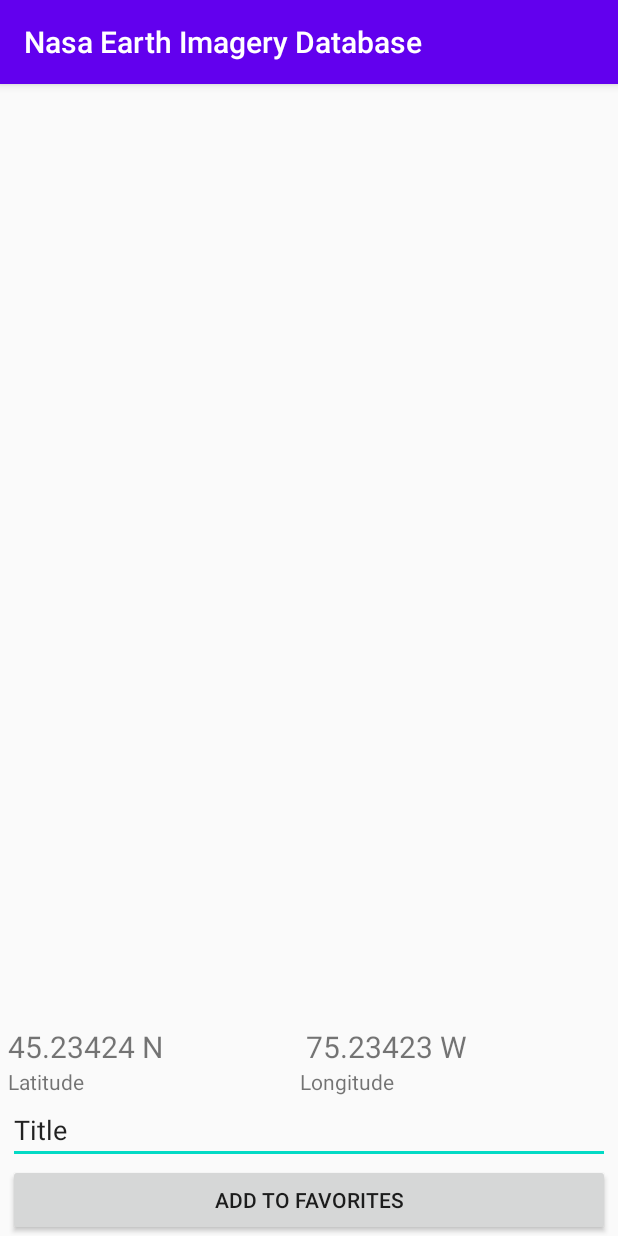
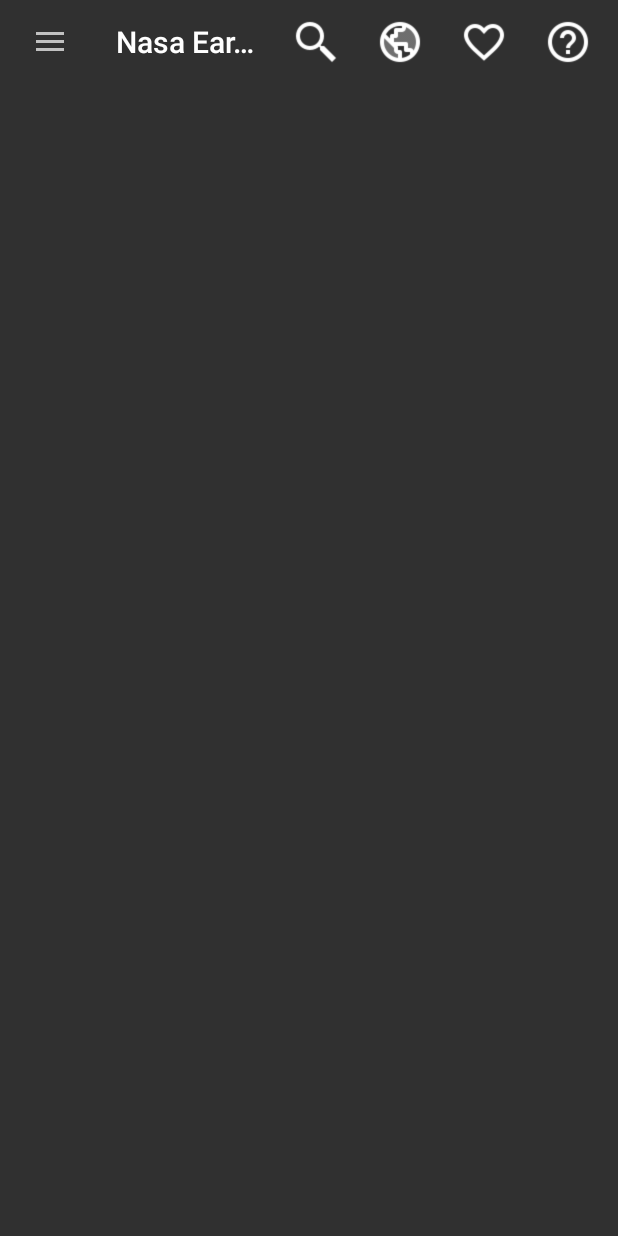
Before and after one commit to leun0090/nasa_earth_imagery_database, an Android app: the Activity2 screen opened directly, with no data from a screen before it, on a phone screen of 412 x 824 dp. Run offline under Robolectric (Android 15) with nearby library versions, the phone set to English and light mode, and no system bars.

Commit message:
Activity 2 - Add Toolbar and navigation drawer

```diff
--- a/app/build.gradle
+++ b/app/build.gradle
@@ -20,15 +20,19 @@ android {
             proguardFiles getDefaultProguardFile('proguard-android-optimize.txt'), 'proguard-rules.pro'
         }
     }
+    compileOptions {
+        targetCompatibility = 1.8
+    }
 
 }
 
 dependencies {
     implementation fileTree(dir: 'libs', include: ['*.jar'])
-
+    implementation 'com.google.android.material:material:1.0.0'
     implementation 'androidx.appcompat:appcompat:1.1.0'
     implementation 'androidx.constraintlayout:constraintlayout:1.1.3'
     testImplementation 'junit:junit:4.12'
     androidTestImplementation 'androidx.test.ext:junit:1.1.1'
     androidTestImplementation 'androidx.test.espresso:espresso-core:3.2.0'
+    implementation 'com.android.support:design:27.1.1'
 }
--- a/app/src/main/AndroidManifest.xml
+++ b/app/src/main/AndroidManifest.xml
@@ -11,7 +11,7 @@
         android:roundIcon="@mipmap/ic_launcher_round"
         android:supportsRtl="true"
         android:theme="@style/AppTheme">
-        <activity android:name=".Activity2"></activity>
+        <activity android:name=".Activity2" />
         <activity android:name=".MainActivity">
             <intent-filter>
                 <action android:name="android.intent.action.MAIN" />
--- a/app/src/main/java/com/example/nasaearthimagerydatabase/Activity2.java
+++ b/app/src/main/java/com/example/nasaearthimagerydatabase/Activity2.java
@@ -1,15 +1,28 @@
 package com.example.nasaearthimagerydatabase;
 
+import androidx.appcompat.app.ActionBarDrawerToggle;
+import androidx.appcompat.app.AlertDialog;
 import androidx.appcompat.app.AppCompatActivity;
+import androidx.appcompat.widget.Toolbar;
+import androidx.core.view.GravityCompat;
+import androidx.drawerlayout.widget.DrawerLayout;
 
+import android.content.DialogInterface;
+import android.content.Intent;
 import android.graphics.Bitmap;
 import android.graphics.BitmapFactory;
 import android.os.AsyncTask;
 import android.os.Bundle;
 import android.util.Log;
+import android.view.Menu;
+import android.view.MenuInflater;
+import android.view.MenuItem;
 import android.view.View;
+import android.widget.Button;
 import android.widget.ImageView;
 import android.widget.ProgressBar;
+import android.widget.TextView;
+import android.widget.Toast;
 
 import org.xmlpull.v1.XmlPullParser;
 import org.xmlpull.v1.XmlPullParserException;
@@ -20,111 +33,232 @@ import java.io.InputStream;
 import java.net.HttpURLConnection;
 import java.net.URL;
 
-public class Activity2 extends AppCompatActivity {
+import com.google.android.material.navigation.NavigationView;
+import com.google.android.material.snackbar.Snackbar;
 
-    private static final String TAG = "WeatherForecast";
 
-    private static final String urlMaptest = "http://dev.virtualearth.net/REST/V1/Imagery/Map/Birdseye/45.4215,-75.6972/18?dir=0&ms=500,500&key=At7y4aOtMy4Uopf8cD8cu_um0-YGyp5nlzPLLDBxLmgDN4o6DUkvk0ZTs4QpYh1O";
+public class Activity2 extends AppCompatActivity implements NavigationView.OnNavigationItemSelectedListener  {
 
-    private static final String urlMap = "https://dev.virtualearth.net/REST/V1/Imagery/Metadata/Aerial/45.4215,-75.6972?zl=18&o=xml&ms=500,500&key=At7y4aOtMy4Uopf8cD8cu_um0-YGyp5nlzPLLDBxLmgDN4o6DUkvk0ZTs4QpYh1O";
+    private static final String TAG = "Activity 2";
+
+    String latitude = "43.6532";
+    String longitude = "-79.3832";
+
+    String urlMap = "https://dev.virtualearth.net/REST/V1/Imagery/Metadata/Aerial/"+ latitude +"," + longitude + "?zl=18&o=xml&ms=500,500&key=At7y4aOtMy4Uopf8cD8cu_um0-YGyp5nlzPLLDBxLmgDN4o6DUkvk0ZTs4QpYh1O";
     ProgressBar progressBar;
     ImageView mapView;
     Bitmap image = null;
+
+    String imageUrl;
+
+    TextView longitudeTextView;
+    TextView latitudeTextView;
+
+    Button favoriteButton;
 
     @Override
     protected void onCreate(Bundle savedInstanceState) {
         super.onCreate(savedInstanceState);
         setContentView(R.layout.activity_2);
 
-        progressBar = (ProgressBar)findViewById(R.id.progressBar);
-        progressBar.setVisibility(View.VISIBLE);
-
-        mapView = (ImageView) findViewById(R.id.mapView);
+//        progressBar = (ProgressBar)findViewById(R.id.progressBar);
+//        progressBar.setVisibility(View.VISIBLE);
+//
+//        mapView = (ImageView) findViewById(R.id.mapView);
+//        latitudeTextView = (TextView) findViewById(R.id.latitudeTextView);
+//        longitudeTextView = (TextView) findViewById(R.id.longitudeTextView);
+//
+//
+//        MapQuery req = new MapQuery();
+//        req.execute(urlMap);
+//
+//
+//        favoriteButton = (Button) findViewById(R.id.favoriteButton);
+//        favoriteButton.setOnClickListener(new View.OnClickListener() {
+//            @Override
+//            public void onClick(View v) {
+//                Snackbar.make(favoriteButton, "Your map location has been favorited", Snackbar.LENGTH_LONG)
+//                        .show();
+//            }
+//
+//        });
+//
 
 
-        MapQuery req = new MapQuery();
-        req.execute(urlMap);
+        //This gets the toolbar from the layout:
+        Toolbar tBar = findViewById(R.id.toolbar);
+
+        //This loads the toolbar, which calls onCreateOptionsMenu below:
+        setSupportActionBar(tBar);
+
+
+        //For NavigationDrawer:
+        DrawerLayout drawer = findViewById(R.id.drawer_layout);
+        ActionBarDrawerToggle toggle = new ActionBarDrawerToggle(this,
+                drawer, tBar, R.string.open, R.string.close);
+        drawer.addDrawerListener(toggle);
+        toggle.syncState();
+
+        NavigationView navigationView = findViewById(R.id.nav_view);
+        navigationView.setNavigationItemSelectedListener(this);
 
     }
 
-    private class MapQuery extends AsyncTask<String, Integer, String>
-    {
-        protected void onPreExecute() {
+//    private class MapQuery extends AsyncTask<String, Integer, String>
+//    {
+//        protected void onPreExecute() {
+//            longitudeTextView.setVisibility(View.GONE);
+//            latitudeTextView.setVisibility(View.GONE);
+//        }
+//
+//        @Override
+//        protected String doInBackground(String... args) {
+//
+//            try {
+//
+//                URL url = new URL(urlMap);
+//                HttpURLConnection urlConnection = (HttpURLConnection) url.openConnection();
+//                urlConnection.connect();
+//                InputStream response = urlConnection.getInputStream();
+//
+//
+//                // TEMPERATURE
+//                XmlPullParserFactory factory = XmlPullParserFactory.newInstance();
+//                factory.setNamespaceAware(false);
+//                XmlPullParser xpp = factory.newPullParser();
+//                xpp.setInput( response  , "UTF-8");
+//
+//                String parameter = null;
+//                int eventType = xpp.getEventType(); //The parser is currently at START_DOCUMENT
+//
+//
+//                while(eventType != XmlPullParser.END_DOCUMENT) {
+//                    if(eventType == XmlPullParser.START_TAG) {
+//                        if(xpp.getName().equals("ImageUrl"))
+//                        {
+//                            imageUrl = xpp.nextText();
+//                            Log.i(TAG, "imageUrl" + imageUrl);
+//                            publishProgress(50);
+//
+//                        }
+//                    }
+//                    eventType = xpp.next(); //move to the next xml event and store it in a variable
+//                }
+//
+//
+//                URL iconUrl = new URL(imageUrl);
+//                HttpURLConnection iconConnection = (HttpURLConnection) iconUrl.openConnection();
+//                iconConnection.connect();
+//                int responseCode = iconConnection.getResponseCode();
+//                if (responseCode == 200) {
+//                    image = BitmapFactory.decodeStream(iconConnection.getInputStream());
+//                }
+//
+//            }
+//            catch (Exception e) {
+//                e.printStackTrace();
+//                Log.i(TAG, "Error");
+//            }
+//
+//
+//            return null;
+//        }
+//
+//        public void onProgressUpdate(Integer ... args) {
+//            progressBar.setVisibility(View.VISIBLE);
+//            progressBar.setProgress(args[0]);
+//
+//        }
+//
+//        public void onPostExecute(String fromDoInBackground) {
+//            progressBar.setVisibility(View.GONE);
+//
+//            longitudeTextView.setVisibility(View.VISIBLE);
+//            latitudeTextView.setVisibility(View.VISIBLE);
+//
+//            longitudeTextView.setText(longitude);
+//            latitudeTextView.setText(latitude);
+//
+//            mapView.setImageBitmap(image);
+//        }
+//    }
 
+
+
+
+// TOOLBAR
+    @Override
+    public boolean onCreateOptionsMenu(Menu menu) {
+        // Inflate the menu items for use in the action bar
+        MenuInflater inflater = getMenuInflater();
+        inflater.inflate(R.menu.top_menu, menu);
+
+        return true;
     }
 
     @Override
-        protected String doInBackground(String... args) {
+    public boolean onOptionsItemSelected(MenuItem item) {
+        String message = null;
+        switch(item.getItemId()) {
+            case R.id.item1:
+                message = "You clicked on Activity 1";
+                break;
+            case R.id.item2:
+                message = "You clicked on Activity 2";
+                break;
+            case R.id.item3:
+                message = "You clicked on Activity 3";
 
-            try {
+                Intent activityTwoIntent = new Intent(getApplicationContext(), Activity2.class);
+                startActivity(activityTwoIntent);
 
-                URL url = new URL(urlMap);
-                HttpURLConnection urlConnection = (HttpURLConnection) url.openConnection();
-                urlConnection.connect();
-                InputStream response = urlConnection.getInputStream();
+                break;
+            case R.id.item4:
+                AlertDialog alertDialog = new AlertDialog.Builder(Activity2.this).create();
+                alertDialog.setTitle("Help");
+                alertDialog.setMessage("Help message to be shown");
+                alertDialog.setButton(AlertDialog.BUTTON_NEUTRAL, "OK",
+                        new DialogInterface.OnClickListener() {
+                            public void onClick(DialogInterface dialog, int which) {
+                                dialog.dismiss();
+                            }
+                        });
+                alertDialog.show();
+
+                break;
+        }
+        Toast.makeText(this, message, Toast.LENGTH_SHORT).show();
+        return true;
+    }
 
 
-                // TEMPERATURE
-                XmlPullParserFactory factory = XmlPullParserFactory.newInstance();
-                factory.setNamespaceAware(false);
-                XmlPullParser xpp = factory.newPullParser();
-                xpp.setInput( response  , "UTF-8");
 
-                String parameter = null;
-                int eventType = xpp.getEventType(); //The parser is currently at START_DOCUMENT
+    // NAVIGATION DRAWER
 
+    // Needed for the OnNavigationItemSelected interface:
+    @Override
+    public boolean onNavigationItemSelected( MenuItem item) {
 
-                while(eventType != XmlPullParser.END_DOCUMENT) {
-                    if(eventType == XmlPullParser.START_TAG) {
-                        if(xpp.getName().equals("ImageUrl"))
+        String message = null;
+
+        switch(item.getItemId())
         {
-
-                            publishProgress(0);
-
-                            String imageUrl = xpp.nextText();
-
-                            URL iconUrl = new URL(imageUrl);
-
-                            publishProgress(33);
-
-                            HttpURLConnection iconConnection = (HttpURLConnection) iconUrl.openConnection();
-
-                            iconConnection.connect();
-
-                            publishProgress(66);
-
-                            int responseCode = iconConnection.getResponseCode();
-                            if (responseCode == 200) {
-                                image = BitmapFactory.decodeStream(iconConnection.getInputStream());
+            case R.id.item1:
+                message = "You clicked on Activity 1";
+                break;
+            case R.id.item2:
+                message = "You clicked on Activity 2";
+                break;
+            case R.id.item3:
+                message = "You clicked on Activity 3";
+                break;
         }
 
-                            publishProgress(100);
-                        }
-                    }
-                    eventType = xpp.next(); //move to the next xml event and store it in a variable
+        DrawerLayout drawerLayout = findViewById(R.id.drawer_layout);
+        drawerLayout.closeDrawer(GravityCompat.START);
+
+        Toast.makeText(this, "NavigationDrawer: " + message, Toast.LENGTH_LONG).show();
+        return false;
     }
 
 }
-            catch (Exception e) {
-                e.printStackTrace();
-                Log.i(TAG, "Error");
-            }
-
-
-            return null;
-        }
-
-        public void onProgressUpdate(Integer ... args) {
-            progressBar.setVisibility(View.VISIBLE);
-            progressBar.setProgress(args[0]);
-
-        }
-
-        public void onPostExecute(String fromDoInBackground) {
-            progressBar.setVisibility(View.GONE);
-            mapView.setImageBitmap(image);
-
-        }
-
-    }
-}
--- a/app/src/main/res/layout/activity_2.xml
+++ b/app/src/main/res/layout/activity_2.xml
@@ -10,87 +10,121 @@
     android:layout_marginLeft="5dp"
     android:layout_marginRight="5dp"
    >
-    <ProgressBar
-        android:id="@+id/progressBar"
-        style="?android:attr/progressBarStyleHorizontal"
+
+
+    <androidx.appcompat.widget.Toolbar
         android:layout_width="match_parent"
         android:layout_height="wrap_content"
-        android:visibility="invisible" />
+        android:id="@+id/toolbar"/>
 
 
-    <ImageView
-        android:id="@+id/mapView"
-        android:layout_width="match_parent"
-        android:layout_height="50dp"
-        android:layout_weight="10"/>
+<!--    <ProgressBar-->
+<!--        android:id="@+id/progressBar"-->
+<!--        style="?android:attr/progressBarStyleHorizontal"-->
+<!--        android:layout_width="match_parent"-->
+<!--        android:layout_height="wrap_content"-->
+<!--        android:visibility="invisible" />-->
 
 
-    <LinearLayout
-        android:layout_width="match_parent"
-        android:layout_height="wrap_content"
-        android:orientation="horizontal">
-
-        <TextView
-            android:id="@+id/textView3"
-            android:layout_width="wrap_content"
-            android:layout_height="wrap_content"
-            android:layout_weight="1"
-            android:text="45.23424 N"
-            android:textSize="20dp" />
-
-        <TextView
-            android:id="@+id/textView4"
-            android:layout_width="wrap_content"
-            android:layout_height="wrap_content"
-            android:layout_weight="1"
-            android:text="75.23423 W"
-            android:textSize="20dp"/>
-    </LinearLayout>
-
-    <LinearLayout
-        android:layout_width="match_parent"
-        android:layout_height="wrap_content"
-        android:orientation="horizontal">
-
-        <TextView
-            android:id="@+id/textView"
-            android:layout_width="wrap_content"
-            android:layout_height="wrap_content"
-            android:layout_weight="1"
-            android:text="Latitude" />
-
-        <TextView
-            android:id="@+id/textView2"
-            android:layout_width="wrap_content"
-            android:layout_height="wrap_content"
-            android:layout_weight="1"
-            android:text="Longitude" />
-
-    </LinearLayout>
-
-    <LinearLayout
-        android:layout_width="match_parent"
-        android:layout_height="wrap_content"
-        android:orientation="vertical">
+<!--    <ImageView-->
+<!--        android:id="@+id/mapView"-->
+<!--        android:layout_width="match_parent"-->
+<!--        android:layout_height="50dp"-->
+<!--        android:layout_weight="10"/>-->
 
 
-        <EditText
-            android:id="@+id/editText"
+<!--    <LinearLayout-->
+<!--        android:layout_width="match_parent"-->
+<!--        android:layout_height="wrap_content"-->
+<!--        android:orientation="horizontal">-->
+
+<!--        <TextView-->
+<!--            android:id="@+id/latitudeTextView"-->
+<!--            android:layout_width="wrap_content"-->
+<!--            android:layout_height="wrap_content"-->
+<!--            android:layout_weight="1"-->
+<!--            android:text="45.23424 N"-->
+<!--            android:textSize="20dp" />-->
+
+<!--        <TextView-->
+<!--            android:id="@+id/longitudeTextView"-->
+<!--            android:layout_width="wrap_content"-->
+<!--            android:layout_height="wrap_content"-->
+<!--            android:layout_weight="1"-->
+<!--            android:text="75.23423 W"-->
+<!--            android:textSize="20dp"/>-->
+<!--    </LinearLayout>-->
+
+<!--    <LinearLayout-->
+<!--        android:layout_width="match_parent"-->
+<!--        android:layout_height="wrap_content"-->
+<!--        android:orientation="horizontal">-->
+
+<!--        <TextView-->
+<!--            android:id="@+id/latitudeLabel"-->
+<!--            android:layout_width="wrap_content"-->
+<!--            android:layout_height="wrap_content"-->
+<!--            android:layout_weight="1"-->
+<!--            android:text="Latitude" />-->
+
+<!--        <TextView-->
+<!--            android:id="@+id/longitudeLabel"-->
+<!--            android:layout_width="wrap_content"-->
+<!--            android:layout_height="wrap_content"-->
+<!--            android:layout_weight="1"-->
+<!--            android:text="Longitude" />-->
+
+<!--    </LinearLayout>-->
+
+<!--    <LinearLayout-->
+<!--        android:layout_width="match_parent"-->
+<!--        android:layout_height="wrap_content"-->
+<!--        android:orientation="vertical">-->
+
+
+<!--        <EditText-->
+<!--            android:id="@+id/editText"-->
+<!--            android:layout_width="match_parent"-->
+<!--            android:layout_height="wrap_content"-->
+<!--            android:layout_weight="1"-->
+<!--            android:ems="10"-->
+<!--            android:inputType="textPersonName"-->
+<!--            android:text="Title" />-->
+
+<!--        <Button-->
+<!--            android:id="@+id/favoriteButton"-->
+<!--            android:layout_width="match_parent"-->
+<!--            android:layout_height="wrap_content"-->
+<!--            android:layout_weight="1"-->
+<!--            android:text="@string/activity2_favoriteButton" />-->
+
+<!--    </LinearLayout>-->
+
+
+    <androidx.drawerlayout.widget.DrawerLayout
+        android:id="@+id/drawer_layout"
+        android:layout_width="match_parent"
+        android:layout_height="match_parent"
+        tools:openDrawer="start">
+        <LinearLayout
             android:layout_width="match_parent"
-            android:layout_height="wrap_content"
-            android:layout_weight="1"
-            android:ems="10"
-            android:inputType="textPersonName"
-            android:text="Title" />
+            android:layout_height="match_parent"
+            android:orientation="vertical">
 
-        <Button
-            android:id="@+id/button"
-            android:layout_width="match_parent"
-            android:layout_height="wrap_content"
-            android:layout_weight="1"
-            android:text="@string/activity2_favoriteButton" />
-
-    </LinearLayout>
+            <!--        <EditText-->
+            <!--            android:layout_width="wrap_content"-->
+            <!--            android:layout_height="wrap_content"-->
+            <!--            android:text="hello drawer"/>-->
+        </LinearLayout>
+        <com.google.android.material.navigation.NavigationView
+            android:layout_width="wrap_content"
+            android:layout_height="match_parent"
+            android:layout_gravity="start"
+            android:fitsSystemWindows="true"
+            app:headerLayout="@layout/header_layout"
+            app:menu="@menu/drawer_menu"
+            android:id="@+id/nav_view"/>
+    </androidx.drawerlayout.widget.DrawerLayout>
 
 
 
--- /dev/null
+++ b/app/src/main/res/menu/drawer_menu.xml
@@ -0,0 +1,29 @@
+<?xml version="1.0" encoding="utf-8"?>
+<menu xmlns:android="http://schemas.android.com/apk/res/android"
+    xmlns:app="http://schemas.android.com/apk/res-auto">
+
+
+
+    <!--    <item android:id="@+id/search_item"-->
+    <!--        android:orderInCategory="50"-->
+    <!--        app:actionViewClass="android.widget.SearchView"-->
+    <!--        android:icon="@android:drawable/ic_search_category_default"-->
+    <!--        app:showAsAction="always|collapseActionView"-->
+    <!--        android:title="Search"/>    &lt;!&ndash; This uses showAsAction=always, so look at icon= parameter &ndash;&gt;-->
+
+    <item android:id="@+id/itemChat"
+        android:title="Chat Page"
+        android:orderInCategory="100"
+        app:showAsAction="always"/>  <!-- This uses showAsAction=always, so look at icon= parameter -->
+
+    <item android:id="@+id/itemWeather"
+        android:title="Weather Forecast"
+        app:showAsAction="always"
+        android:orderInCategory="200"/> <!-- This uses showAsAction=never, so look at title= parameter -->
+
+    <item android:id="@+id/itemLogin"
+        android:orderInCategory="300"
+        app:showAsAction="always"
+        android:title="Go back to login"/>
+
+</menu>
--- /dev/null
+++ b/app/src/main/res/menu/top_menu.xml
@@ -0,0 +1,37 @@
+<?xml version="1.0" encoding="utf-8"?>
+<menu xmlns:android="http://schemas.android.com/apk/res/android"
+    xmlns:app="http://schemas.android.com/apk/res-auto">
+
+
+
+    <!--    <item android:id="@+id/search_item"-->
+    <!--        android:orderInCategory="50"-->
+    <!--        app:actionViewClass="android.widget.SearchView"-->
+    <!--        android:icon="@android:drawable/ic_search_category_default"-->
+    <!--        app:showAsAction="always|collapseActionView"-->
+    <!--        android:title="Search"/>    &lt;!&ndash; This uses showAsAction=always, so look at icon= parameter &ndash;&gt;-->
+
+    <item android:id="@+id/item1"
+        android:title="Choice 1"
+        android:icon="@drawable/search"
+        android:orderInCategory="100"
+        app:showAsAction="always"/>  <!-- This uses showAsAction=always, so look at icon= parameter -->
+
+    <item android:id="@+id/item2"
+        android:icon="@drawable/globe"
+        android:title="Choice 2"
+        app:showAsAction="always"
+        android:orderInCategory="200"/> <!-- This uses showAsAction=never, so look at title= parameter -->
+
+    <item android:id="@+id/item3"
+        android:icon="@drawable/heart"
+        android:orderInCategory="300"
+        app:showAsAction="always"
+        android:title="Choice 3"/>
+
+    <item android:id="@+id/item4"
+        android:icon="@drawable/help"
+        android:orderInCategory="400"
+        app:showAsAction="always"
+        android:title="About"/>
+</menu>
--- a/app/src/main/res/values/colors.xml
+++ b/app/src/main/res/values/colors.xml
@@ -1,6 +1,6 @@
 <?xml version="1.0" encoding="utf-8"?>
 <resources>
-    <color name="colorPrimary">#6200EE</color>
-    <color name="colorPrimaryDark">#3700B3</color>
+    <color name="colorPrimary">#1ABC9C</color>
+    <color name="colorPrimaryDark">#1ABC9C</color>
     <color name="colorAccent">#03DAC5</color>
 </resources>
--- a/app/src/main/res/values/strings.xml
+++ b/app/src/main/res/values/strings.xml
@@ -1,4 +1,7 @@
 <resources>
     <string name="app_name">Nasa Earth Imagery Database</string>
     <string name="activity2_favoriteButton">Add To Favorites</string>
+
+    <string name="open">Open</string>
+    <string name="close">Close</string>
 </resources>
--- a/app/src/main/res/values/styles.xml
+++ b/app/src/main/res/values/styles.xml
@@ -1,11 +1,20 @@
 <resources>
 
     <!-- Base application theme. -->
-    <style name="AppTheme" parent="Theme.AppCompat.Light.DarkActionBar">
+    <style name="AppTheme" parent="Theme.AppCompat.NoActionBar">
         <!-- Customize your theme here. -->
         <item name="colorPrimary">@color/colorPrimary</item>
         <item name="colorPrimaryDark">@color/colorPrimaryDark</item>
         <item name="colorAccent">@color/colorAccent</item>
     </style>
 
+    <style name="AppTheme.NoActionBar">
+        <item name="windowActionBar">false</item>
+    </style>
+
+    <style name="AppTheme.AppBarOverlay" parent="ThemeOverlay.AppCompat.Dark.ActionBar" />
+
+    <style name="AppTheme.PopupOverlay" parent="ThemeOverlay.AppCompat.Light" />
+
+
 </resources>
```
Also changed, not shown: app/src/main/res/layout/header_layout.xml (added, +19 -0 lines), app/src/main/res/drawable/earth.png (deleted), app/src/main/res/drawable/globe.png (added), app/src/main/res/drawable/heart.png (added), app/src/main/res/drawable/help.png (added), app/src/main/res/drawable/search.png (added), 1 other file. Lines whose indentation alone changed are shown as unchanged.
